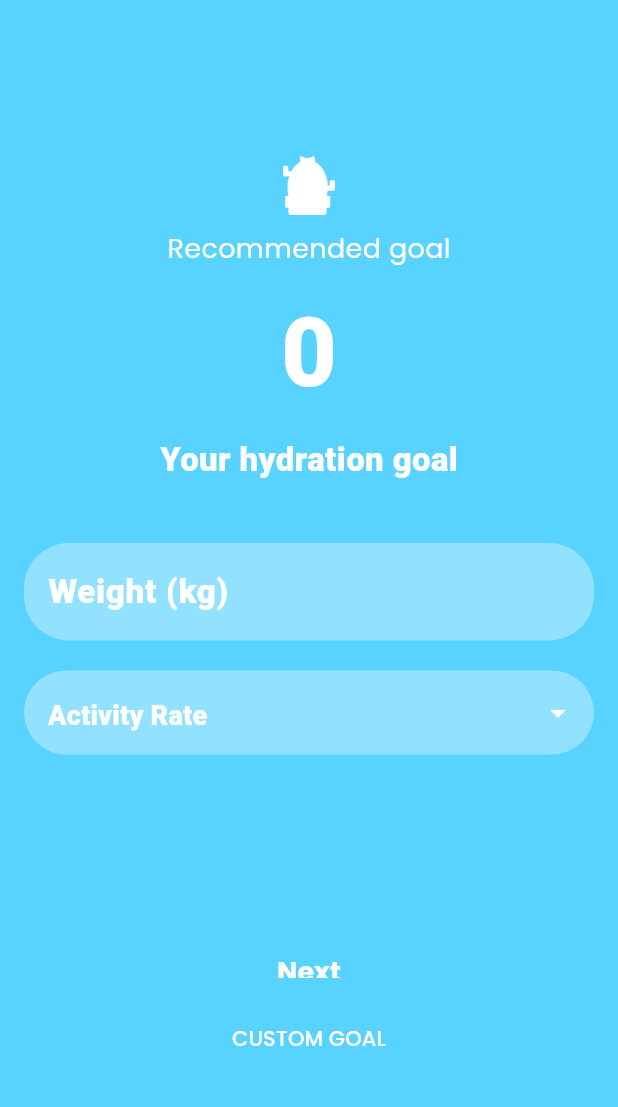
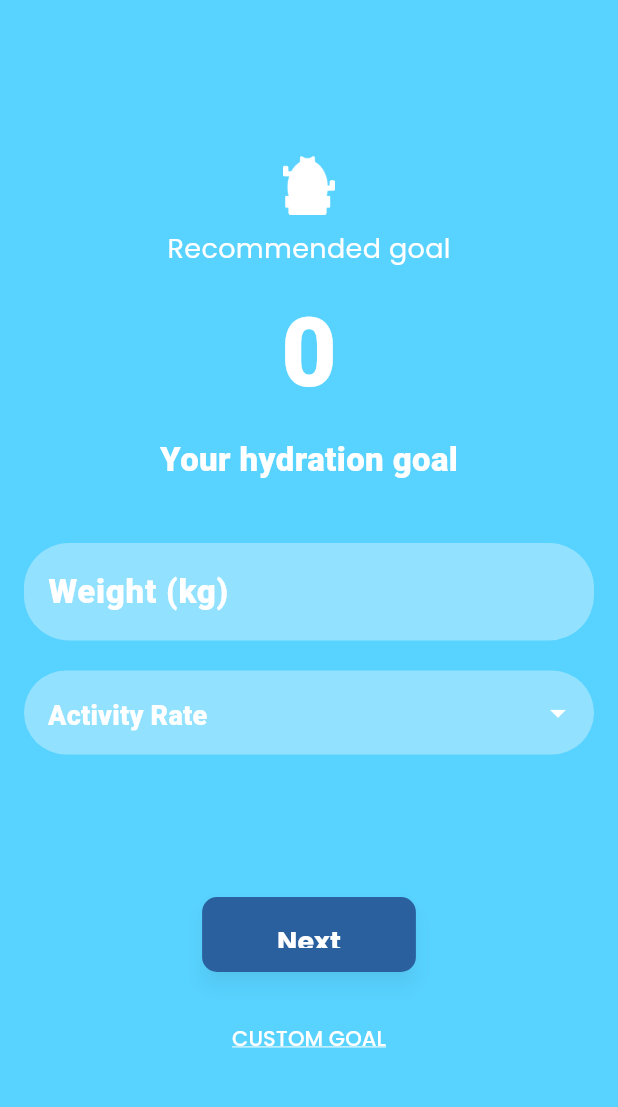
Before and after one commit to ARNE-08/Water-Cactus, a Flutter app: the GoalPage screen opened by its route, after a tap on "Next", on a phone screen of 412 x 824 dp, the part 108-1215 px from its top. Run offline on Flutter 3.47's test engine with Material 3 defaults, Android fonts, the phone set to English and light mode, and no system bars; our stand-ins replace carousel_slider, fl_chart, flutter_dotenv, flutter_secure_storage, google_fonts; accounts and stored records are empty; network calls fail.

Commit message:
add goal

```diff
--- a/watercactus_frontend/lib/main.dart
+++ b/watercactus_frontend/lib/main.dart
@@ -4,6 +4,7 @@ import 'package:watercactus_frontend/provider/token_provider.dart';
 import 'package:watercactus_frontend/screen/auth/login.dart';
 import 'package:watercactus_frontend/screen/auth/signup.dart';
 import 'package:watercactus_frontend/screen/home/home.dart';
+import 'package:watercactus_frontend/screen/profile/editunit.dart';
 import 'package:watercactus_frontend/screen/profile/waterunit.dart';
 import 'package:watercactus_frontend/screen/startup/start.dart';
 import 'package:watercactus_frontend/screen/profile/goal_cal.dart';
@@ -53,6 +54,7 @@ class MyApp extends StatelessWidget {
         '/editProfile': (context) => EditProfilePage(),
         '/noti-setting': (context) => NotiSettingPage(),
         '/add-drink': (context) => AddDrinkPage(),
+        '/edit-unit': (context) => EditUnitPage(),
       },
     );
   }
--- a/watercactus_frontend/lib/screen/profile/goal_cal.dart
+++ b/watercactus_frontend/lib/screen/profile/goal_cal.dart
@@ -16,10 +16,10 @@ class _GoalPageState extends State<GoalPage> {
   String? _selectedGender;
   String? _selectedActivityRate;
   TextEditingController _weightController = TextEditingController();
-  String _customGoal = "0";
   String _unit = "ml";
   String _goal = "0";
   String? token;
+  final String apiUrl = dotenv.env['API_URL'] ?? 'http://localhost:3000';
 
   @override
   void initState() {
@@ -29,7 +29,6 @@ class _GoalPageState extends State<GoalPage> {
   }
 
   Future<void> _getUnit(String? token) async {
-    final String apiUrl = dotenv.env['API_URL'] ?? 'http://localhost:3000';
 
     final response = await http.get(
       Uri.parse('$apiUrl/getUnit'),
@@ -97,7 +96,47 @@ class _GoalPageState extends State<GoalPage> {
       setState(() {
        _goal = '$result $_unit';
       });
-      print(_customGoal);
+    }
+  }
+
+  Future<void> _next(BuildContext context) async {
+    final weight = (_weightController.text) ?? '0.0';
+
+    if (weight.isNotEmpty) {
+      final responseWeight = await http.post(
+        Uri.parse('$apiUrl/addWeight'),
+        headers: {
+          'Content-Type': 'application/json',
+          'Authorization': 'Bearer $token',
+        },
+        body: jsonEncode({'weight': weight}),
+      );
+    }
+
+    if (!(_selectedActivityRate == null)) {
+      final responseActivityRate = await http.post(
+      Uri.parse('$apiUrl/addActivityRate'),
+      headers: {
+        'Content-Type': 'application/json',
+        'Authorization': 'Bearer $token',
+      },
+      body: jsonEncode({'activity': _selectedActivityRate}),
+      );
+    }
+
+    final responseGoal = await http.post(
+      Uri.parse('$apiUrl/addGoal'),
+      headers: {
+        'Content-Type': 'application/json',
+        'Authorization': 'Bearer $token',
+      },
+      body: jsonEncode({'goal': _goal}),
+    );
+
+    if (responseGoal.statusCode == 200) {
+      Navigator.pushNamed(context, '/home');
+    } else {
+      ScaffoldMessenger.of(context).showSnackBar(SnackBar(content: Text('Signup failed')));
     }
   }
 
@@ -224,7 +263,7 @@ class _GoalPageState extends State<GoalPage> {
                             ),
                           ),
                           value: _selectedActivityRate,
-                          items: ['Low', 'Moderate', 'High']
+                          items: ['None', 'Low', 'Moderate', 'High']
                               .map((label) => DropdownMenuItem(
                                     child: Text(
                                       label,
@@ -271,22 +310,27 @@ class _GoalPageState extends State<GoalPage> {
                   Spacer(),
                   ElevatedButton(
                     onPressed: () {
-                      // Your onPressed function here
+                      _next(context);
                     },
                     style: ElevatedButton.styleFrom(
+                      backgroundColor: Color.fromRGBO(43, 96, 158, 1), // Button background color
+                      padding: EdgeInsets.symmetric(horizontal: 50, vertical: 16),
+                      shape: RoundedRectangleBorder(
+                        borderRadius: BorderRadius.circular(10), // Adjust border radius to match the image
+                      ),
                       textStyle: GoogleFonts.poppins(
                         textStyle: TextStyle(
                           fontSize: 18,
                           fontWeight: FontWeight.w700,
+                          color: Colors.white, // Text color
                         ),
                       ),
-                      padding: EdgeInsets.symmetric(horizontal: 50, vertical: 16),
-                      shape: RoundedRectangleBorder(
-                        borderRadius: BorderRadius.circular(30),
-                      ),
+                      elevation: 5, // Add shadow effect if needed
+                      shadowColor: Colors.black.withOpacity(0.25), // Shadow color
                     ),
                     child: Text('Next'),
                   ),
+                  SizedBox(height: 20),
                   TextButton(
                     onPressed: () => _showNumberPad(context),
                     child: Text(
@@ -295,6 +339,8 @@ class _GoalPageState extends State<GoalPage> {
                         textStyle: TextStyle(
                           fontSize: 14,
                           color: Colors.white,
+                          decoration: TextDecoration.underline,
+                          decorationColor: Colors.white
                         ),
                       ),
                     ),
--- a/watercactus_frontend/lib/screen/profile/profile.dart
+++ b/watercactus_frontend/lib/screen/profile/profile.dart
@@ -163,7 +163,7 @@ class _ProfilePageState extends State<ProfilePage> {
                 SizedBox(height: 20),
                 GestureDetector(
                   onTap: () {
-                    Navigator.pushNamed(context, '/unit');
+                    Navigator.pushNamed(context, '/edit-unit');
                   },
                   child: Row(
                     mainAxisAlignment: MainAxisAlignment.start,
```
Also changed, not shown: watercactus_frontend/lib/screen/profile/editunit.dart (added, +155 -0 lines), 7 other files.
